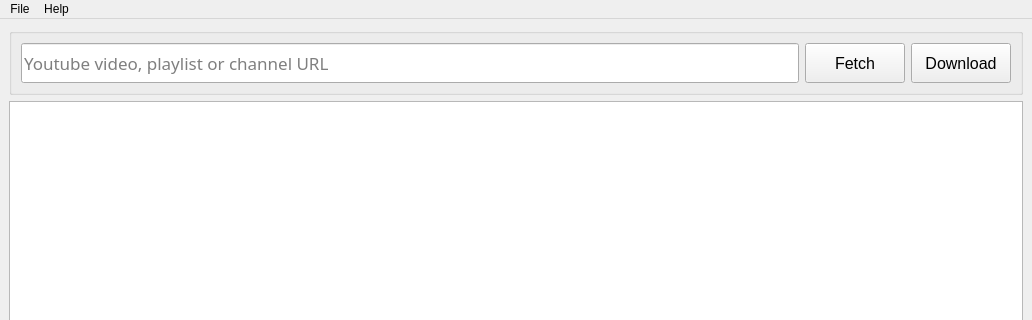
Qt form ui/form.ui (hyperfield/yt-channel-downloader) before a commit; both pictures show x 0 to 1032 and y 0 to 320 of the 1032 by 638 pixel window.
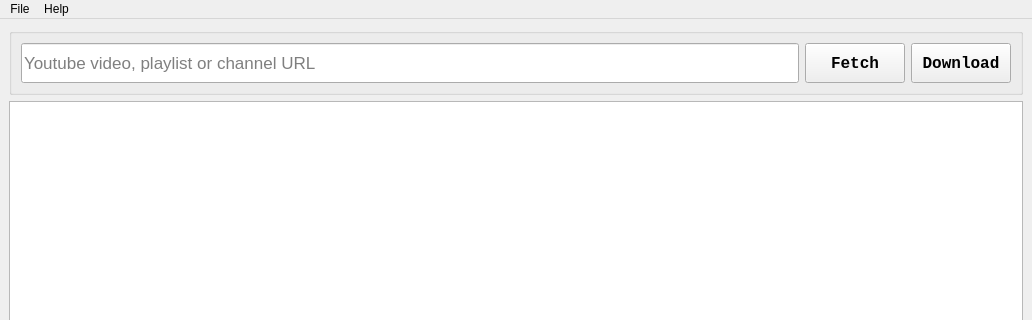
The same form after that commit. Icons and pictures are not drawn.

```diff
--- a/ui/form.ui
+++ b/ui/form.ui
@@ -70,6 +70,13 @@
            <height>40</height>
           </size>
          </property>
+         <property name="font">
+          <font>
+           <family>Courier New</family>
+           <pointsize>12</pointsize>
+           <bold>true</bold>
+          </font>
+         </property>
          <property name="text">
           <string>Download</string>
          </property>
@@ -97,7 +104,7 @@
          </property>
          <property name="font">
           <font>
-           <family>Hack</family>
+           <family>Arial</family>
            <pointsize>13</pointsize>
           </font>
          </property>
@@ -138,6 +145,13 @@
            <height>40</height>
           </size>
          </property>
+         <property name="font">
+          <font>
+           <family>Courier New</family>
+           <pointsize>12</pointsize>
+           <bold>true</bold>
+          </font>
+         </property>
          <property name="text">
           <string>Fetch</string>
          </property>
```
Left out of the diff: 27 changed lines with no effect on the pictures.
